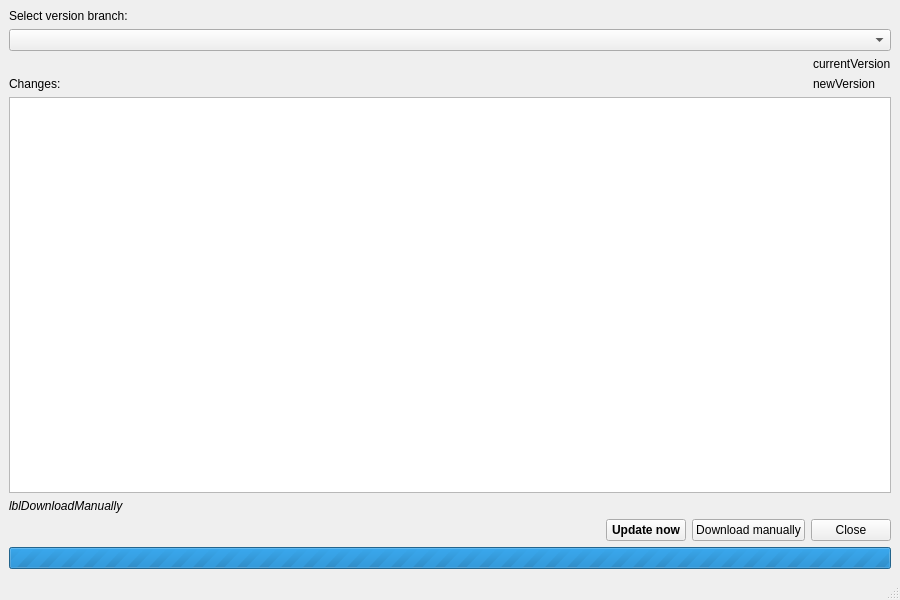
Qt form OTModules/OTGeneric/wreleasenotes.ui (pietr26/OMSI-Tools) before a commit.
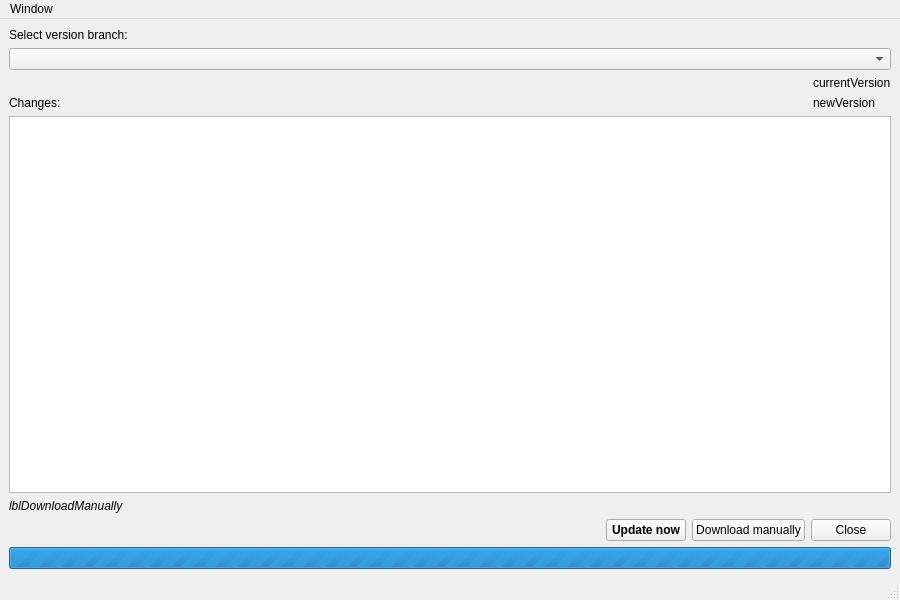
The same form after that commit. Icons and pictures are not drawn.

Patch:
```diff
--- a/OTModules/OTGeneric/wreleasenotes.ui
+++ b/OTModules/OTGeneric/wreleasenotes.ui
@@ -185,6 +185,13 @@
      <height>25</height>
     </rect>
    </property>
+   <widget class="QMenu" name="menuWindow">
+    <property name="title">
+     <string>Window</string>
+    </property>
+    <addaction name="actionClose"/>
+   </widget>
+   <addaction name="menuWindow"/>
   </widget>
   <widget class="QStatusBar" name="statusbar"/>
  </widget>
```
Left out of the diff: 14 changed lines with no effect on the pictures.
